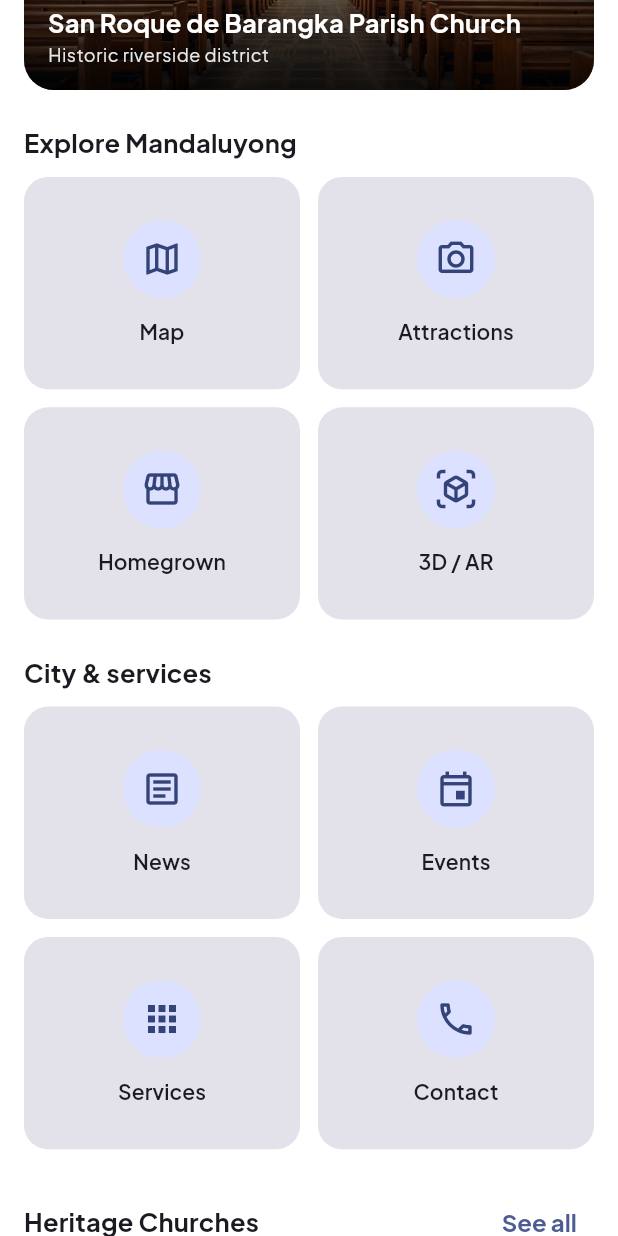
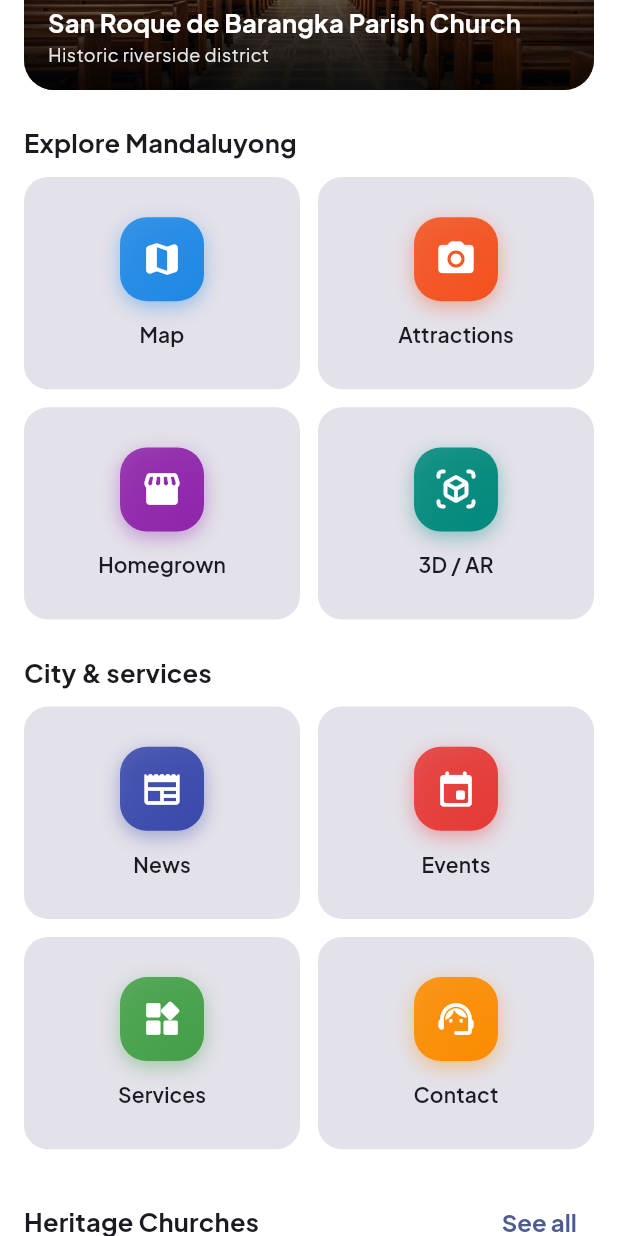
Before and after one commit to CarlAngelitaPatano/bemandaluyong, a Flutter app: the HomePage screen opened directly, scrolled down 576 dp, on a phone screen of 412 x 824 dp. Run offline on Flutter 3.47's test engine with Material 3 defaults, Android fonts, the light colour scheme and no system bars; our stand-ins replace firebase_auth, firebase_core, flutter_local_notifications, flutter_map, geolocator, google_fonts and 5 more; missing offline and left inert: model_viewer_plus; accounts and stored records are empty; network calls fail.

Commit message:
Professional colored feature icons + dashboard polish

```diff
--- a/lib/main.dart
+++ b/lib/main.dart
@@ -236,18 +236,35 @@ class HomePage extends StatelessWidget {
         ? 'Good morning'
         : (hour < 18 ? 'Good afternoon' : 'Good evening');
 
-    // Home feature cards, grouped into two sections.
+    // Home feature cards, grouped into two sections. Each feature has its own
+    // color identity (gradient) for a modern, professional look.
     final explore = <_Feature>[
-      _Feature('Map', Icons.map_outlined, page: (_) => const TrailMapPage()),
-      _Feature('Attractions', Icons.photo_camera_outlined, page: (_) => const AttractionsPage()),
-      _Feature('Homegrown', Icons.storefront_outlined, page: (_) => const DiningPage()),
-      _Feature('3D / AR', Icons.view_in_ar_outlined, page: (_) => const ArIntroPage()),
+      _Feature('Map', Icons.map_rounded,
+          color: const Color(0xFF1E88E5), // blue
+          page: (_) => const TrailMapPage()),
+      _Feature('Attractions', Icons.photo_camera_rounded,
+          color: const Color(0xFFF4511E), // deep orange
+          page: (_) => const AttractionsPage()),
+      _Feature('Homegrown', Icons.storefront_rounded,
+          color: const Color(0xFF8E24AA), // purple
+          page: (_) => const DiningPage()),
+      _Feature('3D / AR', Icons.view_in_ar_rounded,
+          color: const Color(0xFF00897B), // teal
+          page: (_) => const ArIntroPage()),
     ];
     final cityServices = <_Feature>[
-      _Feature('News', Icons.article_outlined, page: (_) => const NewsPage()),
-      _Feature('Events', Icons.event_outlined, page: (_) => const EventsPage()),
-      _Feature('Services', Icons.apps_outlined, page: (_) => const ServicesPage()),
-      _Feature('Contact', Icons.call_outlined, page: (_) => const ReportConcernPage()),
+      _Feature('News', Icons.newspaper_rounded,
+          color: const Color(0xFF3949AB), // indigo
+          page: (_) => const NewsPage()),
+      _Feature('Events', Icons.event_rounded,
+          color: const Color(0xFFE53935), // red
+          page: (_) => const EventsPage()),
+      _Feature('Services', Icons.widgets_rounded,
+          color: const Color(0xFF43A047), // green
+          page: (_) => const ServicesPage()),
+      _Feature('Contact', Icons.support_agent_rounded,
+          color: const Color(0xFFFB8C00), // amber-orange
+          page: (_) => const ReportConcernPage()),
     ];
 
     return SingleChildScrollView(
@@ -389,8 +406,10 @@ class HomePage extends StatelessWidget {
 class _Feature {
   final String label;
   final IconData icon;
+  final Color color; // the feature's color identity
   final WidgetBuilder? page; // optional screen to open when tapped
-  const _Feature(this.label, this.icon, {this.page});
+  const _Feature(this.label, this.icon,
+      {this.color = const Color(0xFF0038A8), this.page});
 }
 
 class _FeatureCard extends StatelessWidget {
@@ -426,14 +445,29 @@ class _FeatureCard extends StatelessWidget {
           child: Column(
             mainAxisAlignment: MainAxisAlignment.center,
             children: [
+              // Squircle with a soft gradient + glow in the feature's color.
               Container(
-                padding: const EdgeInsets.all(AppSpacing.m),
+                width: 56,
+                height: 56,
                 decoration: BoxDecoration(
-                  color: colors.primaryContainer,
-                  shape: BoxShape.circle,
+                  gradient: LinearGradient(
+                    begin: Alignment.topLeft,
+                    end: Alignment.bottomRight,
+                    colors: [
+                      feature.color.withValues(alpha: 0.85),
+                      feature.color,
+                    ],
+                  ),
+                  borderRadius: BorderRadius.circular(18),
+                  boxShadow: [
+                    BoxShadow(
+                      color: feature.color.withValues(alpha: 0.4),
+                      blurRadius: 10,
+                      offset: const Offset(0, 4),
+                    ),
+                  ],
                 ),
-                child: Icon(feature.icon,
-                    size: 28, color: colors.onPrimaryContainer),
+                child: Icon(feature.icon, size: 28, color: Colors.white),
               ),
               const SizedBox(height: AppSpacing.m),
               Text(
```
